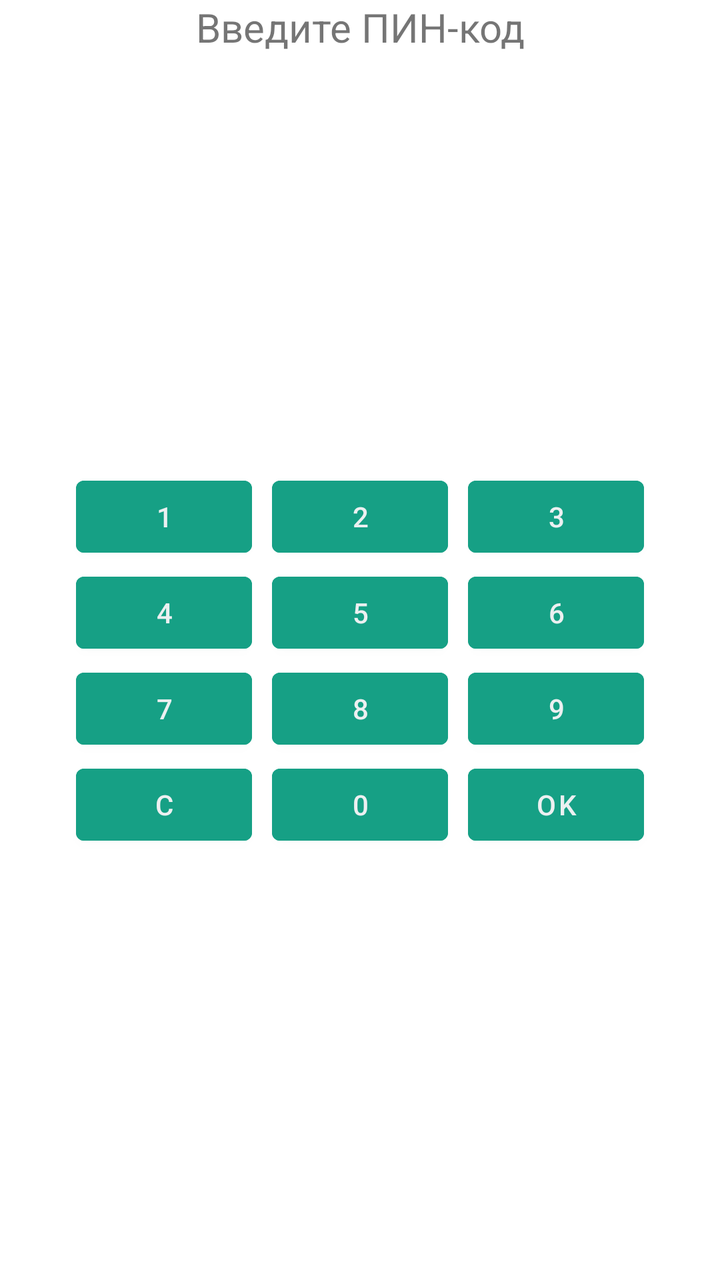
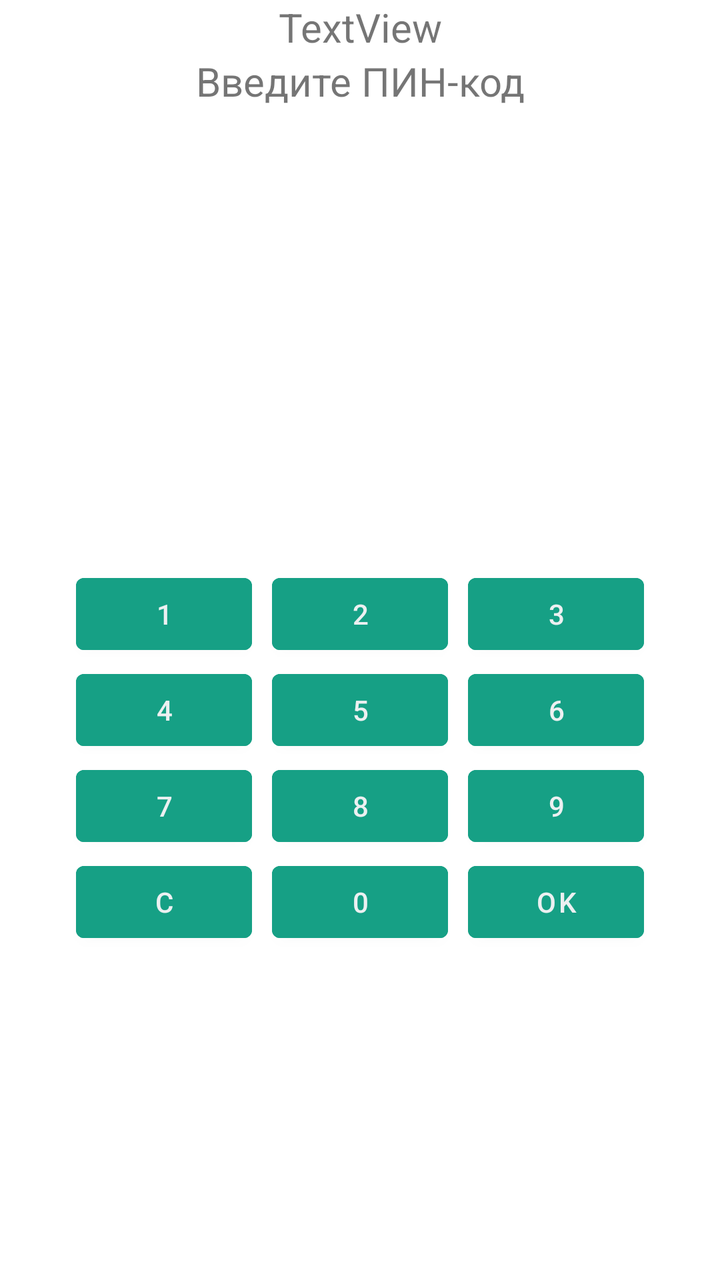

An Android layout rendered at two revisions. The XML below is the earlier revision; the diff shows what the commit changed to produce the second picture.
<!-- AndroidManifest.xml: application theme Theme.Lab1 -->
<!-- res/layout/activity_pinpad.xml -->
<?xml version="1.0" encoding="utf-8"?>
<androidx.constraintlayout.widget.ConstraintLayout xmlns:android="http://schemas.android.com/apk/res/android"
    xmlns:app="http://schemas.android.com/apk/res-auto"
    xmlns:tools="http://schemas.android.com/tools"
    android:id="@+id/main"
    android:layout_width="match_parent"
    android:layout_height="match_parent"
    tools:context=".PinpadActivity">

    <LinearLayout
        android:layout_width="match_parent"
        android:layout_height="match_parent"
        android:orientation="vertical">

        <TextView
            android:id="@+id/textView"
            android:layout_width="match_parent"
            android:layout_height="wrap_content"
            android:text="Введите ПИН-код"
            android:textAlignment="center"
            android:textSize="20sp" />

        <TextView
            android:id="@+id/txtPin"
            android:layout_width="match_parent"
            android:layout_height="wrap_content"
            android:textAlignment="center"
            android:textSize="28sp" />

        <GridLayout android:layout_width="wrap_content"
            android:layout_height="wrap_content"
            android:layout_gravity="center"
            android:orientation="horizontal"
            android:layout_marginTop="170dp"
            android:columnCount="3">
            <Button android:id="@+id/btnKey1" android:text="1" android:onClick="keyClick" style="@style/PadButton" />
            <Button android:id="@+id/btnKey2" android:text="2" android:onClick="keyClick" style="@style/PadButton" />
            <Button android:id="@+id/btnKey3" android:text="3" android:onClick="keyClick" style="@style/PadButton" />
            <Button android:id="@+id/btnKey4" android:text="4" android:onClick="keyClick" style="@style/PadButton" />
            <Button android:id="@+id/btnKey5" android:text="5" android:onClick="keyClick" style="@style/PadButton" />
            <Button android:id="@+id/btnKey6" android:text="6" android:onClick="keyClick" style="@style/PadButton" />
            <Button android:id="@+id/btnKey7" android:text="7" android:onClick="keyClick" style="@style/PadButton" />
            <Button android:id="@+id/btnKey8" android:text="8" android:onClick="keyClick" style="@style/PadButton" />
            <Button android:id="@+id/btnKey9" android:text="9" android:onClick="keyClick" style="@style/PadButton" />
            <Button android:id="@+id/btnReset" android:text="C" android:onClick="keyClick" style="@style/PadButton" />
            <Button android:id="@+id/btnKey0" android:text="0" android:onClick="keyClick" style="@style/PadButton" />
            <Button android:id="@+id/btnOK" android:text="OK" android:onClick="keyClick" style="@style/PadButton" />
        </GridLayout>
    </LinearLayout>
</androidx.constraintlayout.widget.ConstraintLayout>
<!-- resources referenced by this layout -->
<resources>
  <style name="PadButton">
          <item name="android:textColor">#ecf0f1</item>
          <item name="android:layout_marginRight">5dp</item>
          <item name="android:layout_marginLeft">5dp</item>
          <item name="android:backgroundTint">#16a085</item>
      </style>
  <style name="Theme.Lab1" parent="Theme.MaterialComponents.DayNight.DarkActionBar">
          
          <item name="colorPrimary">@color/purple_500</item>
          <item name="colorPrimaryVariant">@color/purple_700</item>
          <item name="colorOnPrimary">@color/white</item>
          
          <item name="colorSecondary">@color/teal_200</item>
          <item name="colorSecondaryVariant">@color/teal_700</item>
          <item name="colorOnSecondary">@color/black</item>
          
          <item name="android:statusBarColor">?attr/colorPrimaryVariant</item>
          
      </style>
  <color name="purple_500">#FF6200EE</color>
  <color name="purple_700">#FF3700B3</color>
  <color name="white">#FFFFFFFF</color>
  <color name="teal_200">#FF03DAC5</color>
  <color name="teal_700">#FF018786</color>
  <color name="black">#FF000000</color>
</resources>

<!-- the commit's change to res/layout/activity_pinpad.xml (unified diff, before → after) -->
@@ -13,6 +13,14 @@
         android:orientation="vertical">
 
         <TextView
+            android:id="@+id/txtAmount"
+            android:layout_width="match_parent"
+            android:layout_height="wrap_content"
+            android:text="TextView"
+            android:textAlignment="center"
+            android:textSize="20sp" />
+
+        <TextView
             android:id="@+id/textView"
             android:layout_width="match_parent"
             android:layout_height="wrap_content"
@@ -26,6 +34,12 @@
             android:layout_height="wrap_content"
             android:textAlignment="center"
             android:textSize="28sp" />
+
+        <TextView
+            android:id="@+id/txtPtc"
+            android:layout_width="match_parent"
+            android:layout_height="wrap_content"
+            android:textSize="16sp" />
 
         <GridLayout android:layout_width="wrap_content"
             android:layout_height="wrap_content"
@@ -46,5 +60,6 @@
             <Button android:id="@+id/btnKey0" android:text="0" android:onClick="keyClick" style="@style/PadButton" />
             <Button android:id="@+id/btnOK" android:text="OK" android:onClick="keyClick" style="@style/PadButton" />
         </GridLayout>
+
     </LinearLayout>
 </androidx.constraintlayout.widget.ConstraintLayout>
